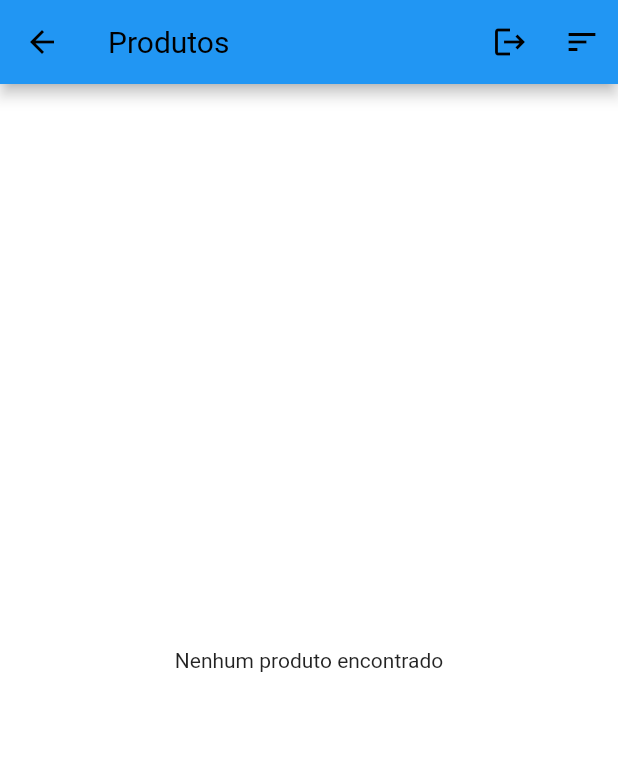
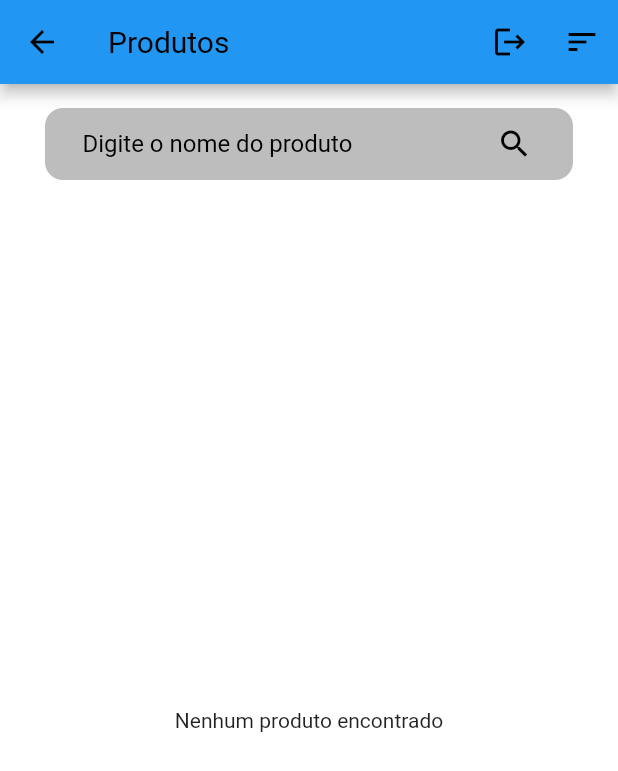
Before and after one commit to EduardoGomesSa/app_whitelabel, a Flutter app: the HomePage screen opened by its route, on a phone screen of 412 x 824 dp. Shown: the top 771 px of the screen. Run offline on Flutter 3.47's test engine with Material 3 defaults, Android fonts, the light colour scheme and no system bars; our stand-ins replace dio, fluttertoast, get, shared_preferences; accounts and stored records are empty.

Commit message:
feat: :sparkles: searching product by name is working

```diff
--- a/lib/src/core/utils/urls.dart
+++ b/lib/src/core/utils/urls.dart
@@ -1,4 +1,4 @@
 abstract class Url {
-  static const base = "http://192.168.200.120:3000";
+  static const base = "http://192.168.1.104:3000";
   // static const base = "http://192.168.18.23:3000";
 }
--- a/lib/src/pages/home/home_page.dart
+++ b/lib/src/pages/home/home_page.dart
@@ -4,6 +4,7 @@ import 'package:app_whitelabel/src/controllers/product_controller.dart';
 import 'package:app_whitelabel/src/core/enums/order_type.dart';
 import 'package:app_whitelabel/src/core/utils/hex_color.dart';
 import 'package:app_whitelabel/src/pages/home/widgets/product_card.dart';
+import 'package:app_whitelabel/src/pages/home/widgets/search_widget.dart';
 import 'package:flutter/material.dart';
 import 'package:get/get.dart';
 
@@ -17,6 +18,10 @@ class HomePage extends StatelessWidget {
     final authController = Get.find<AuthController>();
     final GlobalKey<RefreshIndicatorState> refreshIndicatorKey =
         GlobalKey<RefreshIndicatorState>();
+
+    void searchProducts(String searchTerm) {
+      productController.getProducts(searchTerm);
+    }
 
     return Scaffold(
       appBar: AppBar(
@@ -50,7 +55,18 @@ class HomePage extends StatelessWidget {
           ),
         ],
       ),
-      body: RefreshIndicator(
+      body: Column(
+        children: [
+          Padding(
+            padding: const EdgeInsets.only(top: 16.0, bottom: 16),
+            child: Row(
+              children: [
+                Expanded(child: SearchWidget(onSearch: searchProducts)),
+              ],
+            ),
+          ),
+          Expanded(
+            child: RefreshIndicator(
               key: refreshIndicatorKey,
               onRefresh: () async {
                 productController.loadProducts();
@@ -62,12 +78,15 @@ class HomePage extends StatelessWidget {
                   return Center(
                     child: CircularProgressIndicator(
                       backgroundColor:
-                    clientController.client.value?.theme.primaryColor != null
+                          clientController.client.value?.theme.primaryColor !=
+                              null
                           ? HexColor(
                               clientController.client.value!.theme.primaryColor!,
                             )
                           : Colors.blue,
-                color: clientController.client.value?.theme.primaryColor != null
+                      color:
+                          clientController.client.value?.theme.primaryColor !=
+                              null
                           ? HexColor(
                               clientController.client.value!.theme.primaryColor!,
                             )
@@ -89,6 +108,9 @@ class HomePage extends StatelessWidget {
                 );
               }),
             ),
+          ),
+        ],
+      ),
     );
   }
 }
--- a/lib/src/pages/home/widgets/search_widget.dart
+++ b/lib/src/pages/home/widgets/search_widget.dart
@@ -29,7 +29,7 @@ class SearchWidget extends StatelessWidget {
                     decoration: const InputDecoration(
                       contentPadding: EdgeInsets.all(0),
                       border: InputBorder.none,
-                      hintText: 'Buscar empresa',
+                      hintText: 'Digite o nome do produto',
                       hintStyle: TextStyle(color: Colors.black),
                     ),
                   ),
```
Also changed, not shown: lib/src/controllers/product_controller.dart (+20 -0 lines), lib/src/repositories/product_repository.dart (+30 -1 lines). Lines whose indentation alone changed are shown as unchanged.
